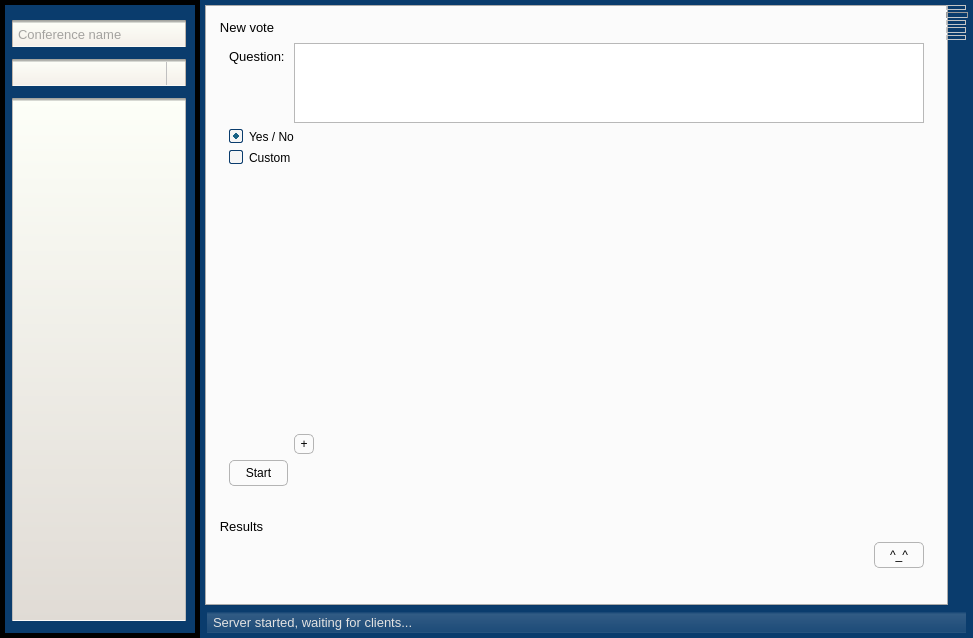
akru/conference-speaker-server, file ServerGui/main_window.ui: the form before one commit.
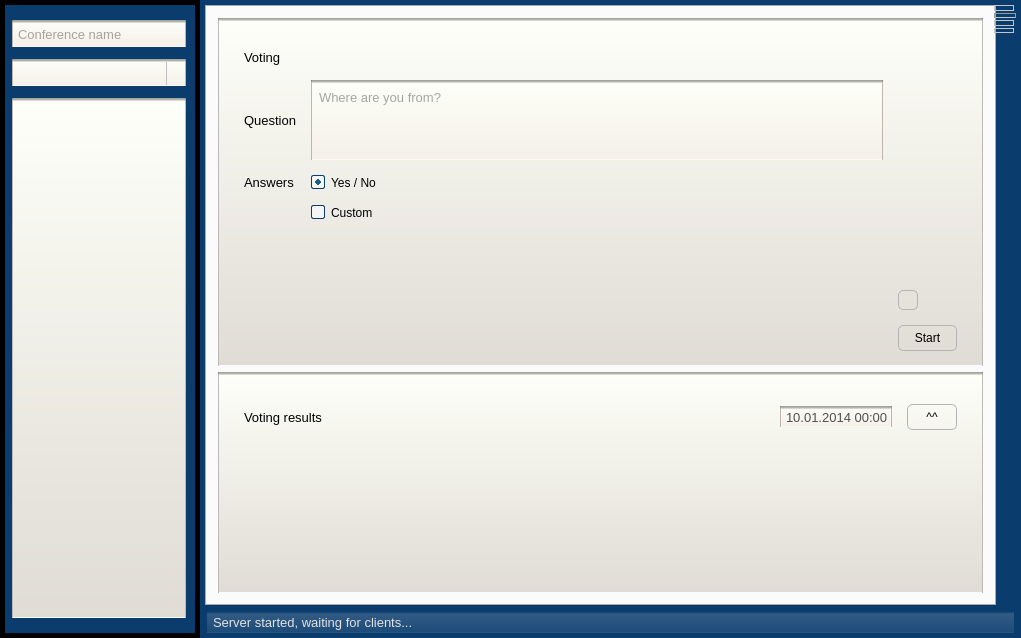
The form after the commit. The open tabs and pages were chosen to show the change. Icons and pictures are not drawn.

Commit message: voting support & graphical design

```diff
--- a/ServerGui/main_window.ui
+++ b/ServerGui/main_window.ui
@@ -6,7 +6,7 @@
    <rect>
     <x>0</x>
     <y>0</y>
-    <width>973</width>
+    <width>1021</width>
     <height>638</height>
    </rect>
   </property>
@@ -82,7 +82,12 @@
     padding: 0;
 }
 
-QLineEdit, QComboBox, QDoubleSpinBox, QSpinBox {
+QLineEdit,
+QComboBox,
+QDoubleSpinBox,
+QSpinBox,
+QPlainTextEdit,
+QDateEdit {
     border-left: 1px solid rgba(191,181,171,255);
     border-right: 1px solid rgba(191,181,171,255);
     border-top: 3px solid qlineargradient(spread:pad, x1:0, y1:0.357955, x2:0, y2:1, stop:0 rgba(0, 0, 0, 90), stop:1 rgba(0, 0, 0, 20));
@@ -141,7 +146,9 @@
 QListWidget,
 QWidget#speakersArea,
 QWidget#soundTab,
-QWidget#aboutTab {
+QWidget#aboutTab,
+QGroupBox#questionBox,
+QGroupBox#resultsBox {
 	background-color: qlineargradient(spread:pad, x1:0, y1:1, x2:0, y2:0, stop:0 rgba(224,219,213, 255), stop:1 rgba(253,255,248, 255));
     border-top: 3px solid qlineargradient(spread:pad, x1:0, y1:0.357955, x2:0, y2:1, stop:0 rgba(0, 0, 0, 90), stop:1 rgba(0, 0, 0, 20));
     border-left: 1px solid rgba(188,186,184,255);
@@ -290,7 +297,12 @@
                                  stop: 0 #fafafa, stop: 0.4 #f4f4f4,
                                  stop: 0.5 #e7e7e7, stop: 1.0 #fafafa);
  }
-</string>
+
+QDateEdit {
+    padding: 0;
+    margin: 0;
+    padding-left: 3px;
+}</string>
   </property>
   <widget class="QWidget" name="centralWidget">
    <layout class="QHBoxLayout" name="horizontalLayout">
@@ -343,7 +355,7 @@
         <number>9</number>
        </property>
        <property name="bottomMargin">
-        <number>12</number>
+        <number>15</number>
        </property>
        <item>
         <widget class="QLineEdit" name="labelName">
@@ -672,62 +684,138 @@
          </attribute>
          <layout class="QVBoxLayout" name="verticalLayout_6">
           <item>
-           <widget class="QGroupBox" name="groupBox">
+           <widget class="QGroupBox" name="questionBox">
+            <property name="sizePolicy">
+             <sizepolicy hsizetype="Preferred" vsizetype="Fixed">
+              <horstretch>0</horstretch>
+              <verstretch>0</verstretch>
+             </sizepolicy>
+            </property>
             <property name="title">
-             <string>New vote</string>
+             <string/>
             </property>
-            <layout class="QFormLayout" name="formLayout_5">
-             <property name="fieldGrowthPolicy">
-              <enum>QFormLayout::AllNonFixedFieldsGrow</enum>
+            <layout class="QGridLayout" name="gridLayout_5">
+             <property name="leftMargin">
+              <number>25</number>
              </property>
+             <property name="topMargin">
+              <number>15</number>
+             </property>
+             <property name="rightMargin">
+              <number>25</number>
+             </property>
+             <property name="bottomMargin">
+              <number>0</number>
+             </property>
+             <property name="spacing">
+              <number>15</number>
+             </property>
+             <item row="7" column="2">
+              <spacer name="horizontalSpacer_2">
+               <property name="orientation">
+                <enum>Qt::Horizontal</enum>
+               </property>
+               <property name="sizeHint" stdset="0">
+                <size>
+                 <width>40</width>
+                 <height>20</height>
+                </size>
+               </property>
+              </spacer>
+             </item>
+             <item row="7" column="3">
+              <widget class="QPushButton" name="startVoteButton">
+               <property name="maximumSize">
+                <size>
+                 <width>80</width>
+                 <height>16777215</height>
+                </size>
+               </property>
+               <property name="text">
+                <string>Start</string>
+               </property>
+               <property name="checkable">
+                <bool>true</bool>
+               </property>
+               <property name="checked">
+                <bool>false</bool>
+               </property>
+              </widget>
+             </item>
              <item row="1" column="0">
               <widget class="QLabel" name="label_9">
                <property name="text">
-                <string>Question:</string>
+                <string>Question</string>
                </property>
               </widget>
              </item>
-             <item row="3" column="0" colspan="2">
-              <widget class="QRadioButton" name="simpleRB">
-               <property name="text">
-                <string>Yes / No</string>
-               </property>
-               <property name="checked">
-                <bool>true</bool>
-               </property>
-              </widget>
-             </item>
-             <item row="4" column="0" colspan="2">
+             <item row="3" column="1">
               <widget class="QRadioButton" name="customRB">
                <property name="text">
                 <string>Custom</string>
                </property>
               </widget>
              </item>
-             <item row="5" column="0" colspan="2">
+             <item row="2" column="1">
+              <widget class="QRadioButton" name="simpleRB">
+               <property name="text">
+                <string>Yes / No</string>
+               </property>
+               <property name="checked">
+                <bool>true</bool>
+               </property>
+              </widget>
+             </item>
+             <item row="2" column="0">
+              <widget class="QLabel" name="label_32">
+               <property name="text">
+                <string>Answers</string>
+               </property>
+              </widget>
+             </item>
+             <item row="0" column="0" colspan="2">
+              <widget class="QLabel" name="label_35">
+               <property name="text">
+                <string>Voting</string>
+               </property>
+              </widget>
+             </item>
+             <item row="1" column="1" colspan="2">
+              <widget class="QPlainTextEdit" name="questionTextEdit">
+               <property name="sizePolicy">
+                <sizepolicy hsizetype="Preferred" vsizetype="Preferred">
+                 <horstretch>0</horstretch>
+                 <verstretch>0</verstretch>
+                </sizepolicy>
+               </property>
+               <property name="maximumSize">
+                <size>
+                 <width>16777215</width>
+                 <height>80</height>
+                </size>
+               </property>
+               <property name="placeholderText">
+                <string>Where are you from?</string>
+               </property>
+              </widget>
+             </item>
+             <item row="4" column="1" rowspan="3" colspan="2">
               <layout class="QFormLayout" name="customLayout">
                <property name="fieldGrowthPolicy">
                 <enum>QFormLayout::AllNonFixedFieldsGrow</enum>
                </property>
                <property name="leftMargin">
-                <number>50</number>
+                <number>5</number>
                </property>
                <property name="rightMargin">
-                <number>50</number>
+                <number>5</number>
+               </property>
+               <property name="bottomMargin">
+                <number>0</number>
                </property>
               </layout>
              </item>
-             <item row="8" column="0">
-              <widget class="QPushButton" name="pushButton">
-               <property name="text">
-                <string>Start</string>
-               </property>
-               <property name="checkable">
-                <bool>true</bool>
-               </property>
-              </widget>
-             </item>
-             <item row="6" column="1">
+             <item row="6" column="3">
               <widget class="QPushButton" name="plusButton">
                <property name="maximumSize">
                 <size>
@@ -735,28 +823,50 @@
                  <height>20</height>
                 </size>
                </property>
+               <property name="styleSheet">
+                <string notr="true"/>
+               </property>
                <property name="text">
-                <string>+</string>
+                <string/>
+               </property>
+               <property name="icon">
+                <iconset resource="resource.qrc">
+                 <normaloff>:/gui/combo-box-arrow</normaloff>:/gui/combo-box-arrow</iconset>
+               </property>
+               <property name="iconSize">
+                <size>
+                 <width>10</width>
+                 <height>10</height>
+                </size>
                </property>
               </widget>
              </item>
-             <item row="1" column="1">
-              <widget class="QPlainTextEdit" name="plainTextEdit">
-               <property name="maximumSize">
+             <item row="4" column="3" rowspan="2">
+              <spacer name="verticalSpacer">
+               <property name="orientation">
+                <enum>Qt::Vertical</enum>
+               </property>
+               <property name="sizeHint" stdset="0">
                 <size>
-                 <width>16777215</width>
-                 <height>80</height>
+                 <width>20</width>
+                 <height>40</height>
                 </size>
                </property>
-              </widget>
+              </spacer>
              </item>
             </layout>
            </widget>
           </item>
           <item>
-           <widget class="QGroupBox" name="groupBox_2">
+           <widget class="QGroupBox" name="resultsBox">
+            <property name="sizePolicy">
+             <sizepolicy hsizetype="Preferred" vsizetype="Expanding">
+              <horstretch>0</horstretch>
+              <verstretch>0</verstretch>
+             </sizepolicy>
+            </property>
             <property name="title">
-             <string>Results</string>
+             <string/>
             </property>
             <property name="flat">
              <bool>false</bool>
@@ -765,8 +875,33 @@
              <bool>false</bool>
             </property>
             <layout class="QGridLayout" name="gridLayout_4">
-             <item row="1" column="0" colspan="2">
-              <layout class="QFormLayout" name="formLayout_4">
+             <property name="leftMargin">
+              <number>25</number>
+             </property>
+             <property name="topMargin">
+              <number>15</number>
+             </property>
+             <property name="rightMargin">
+              <number>25</number>
+             </property>
+             <property name="spacing">
+              <number>15</number>
+             </property>
+             <item row="4" column="0" colspan="3">
+              <spacer name="verticalSpacer_2">
+               <property name="orientation">
+                <enum>Qt::Vertical</enum>
+               </property>
+               <property name="sizeHint" stdset="0">
+                <size>
+                 <width>20</width>
+                 <height>40</height>
+                </size>
+               </property>
+              </spacer>
+             </item>
+             <item row="3" column="0" colspan="3">
+              <layout class="QFormLayout" name="resultsLayout">
                <property name="fieldGrowthPolicy">
                 <enum>QFormLayout::AllNonFixedFieldsGrow</enum>
                </property>
@@ -778,29 +913,78 @@
                </property>
               </layout>
              </item>
-             <item row="0" column="1">
-              <widget class="QPushButton" name="pushButton_3">
-               <property name="maximumSize">
-                <size>
-                 <width>50</width>
-                 <height>16777215</height>
-                </size>
+             <item row="1" column="1">
+              <widget class="QDateEdit" name="votingDateEdit">
+               <property name="sizePolicy">
+                <sizepolicy hsizetype="Fixed" vsizetype="Fixed">
+                 <horstretch>0</horstretch>
+                 <verstretch>0</verstretch>
+                </sizepolicy>
                </property>
-               <property name="text">
-                <string>^_^</string>
+               <property name="frame">
+                <bool>true</bool>
                </property>
-               <property name="checkable">
+               <property name="readOnly">
                 <bool>true</bool>
                </property>
+               <property name="buttonSymbols">
+                <enum>QAbstractSpinBox::NoButtons</enum>
+               </property>
+               <property name="showGroupSeparator" stdset="0">
+                <bool>false</bool>
+               </property>
+               <property name="time">
+                <time>
+                 <hour>0</hour>
+                 <minute>0</minute>
+                 <second>0</second>
+                </time>
+               </property>
+               <property name="displayFormat">
+                <string>dd.MM.yyyy hh:mm</string>
+               </property>
+               <property name="calendarPopup">
+                <bool>false</bool>
+               </property>
+               <property name="date">
+                <date>
+                 <year>2014</year>
+                 <month>1</month>
+                 <day>10</day>
+                </date>
+               </property>
               </widget>
              </item>
-             <item row="0" column="0">
+             <item row="2" column="0" colspan="3">
               <widget class="QLabel" name="resultQuestion">
                <property name="text">
                 <string/>
                </property>
               </widget>
              </item>
+             <item row="1" column="2">
+              <widget class="QPushButton" name="popupResultsButton">
+               <property name="maximumSize">
+                <size>
+                 <width>50</width>
+                 <height>16777215</height>
+                </size>
+               </property>
+               <property name="text">
+                <string>^^</string>
+               </property>
+               <property name="checkable">
+                <bool>true</bool>
+               </property>
+              </widget>
+             </item>
+             <item row="1" column="0">
+              <widget class="QLabel" name="label_33">
+               <property name="text">
+                <string>Voting results</string>
+               </property>
+              </widget>
+             </item>
             </layout>
            </widget>
           </item>
@@ -1472,18 +1656,6 @@
           </item>
          </layout>
         </widget>
-        <widget class="QWidget" name="statsTab">
-         <attribute name="icon">
-          <iconset resource="resource.qrc">
-           <normaloff>:/gui/stats-button</normaloff>:/gui/stats-button</iconset>
-         </attribute>
-         <attribute name="title">
-          <string/>
-         </attribute>
-         <attribute name="toolTip">
-          <string>Stats</string>
-         </attribute>
-        </widget>
         <widget class="QWidget" name="aboutTab">
          <attribute name="icon">
           <iconset resource="resource.qrc">
```
Left out of the diff: 13 changed lines with no effect on the pictures. The commit also changes 5 other files.
